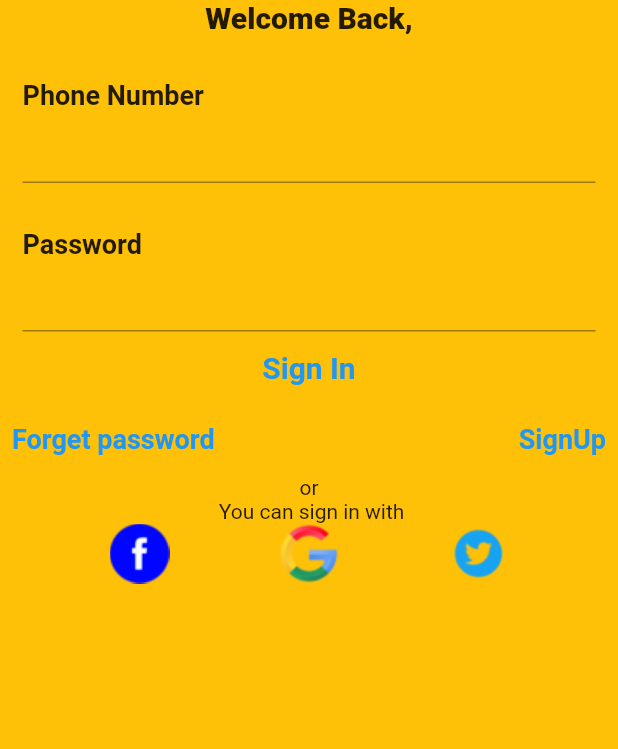
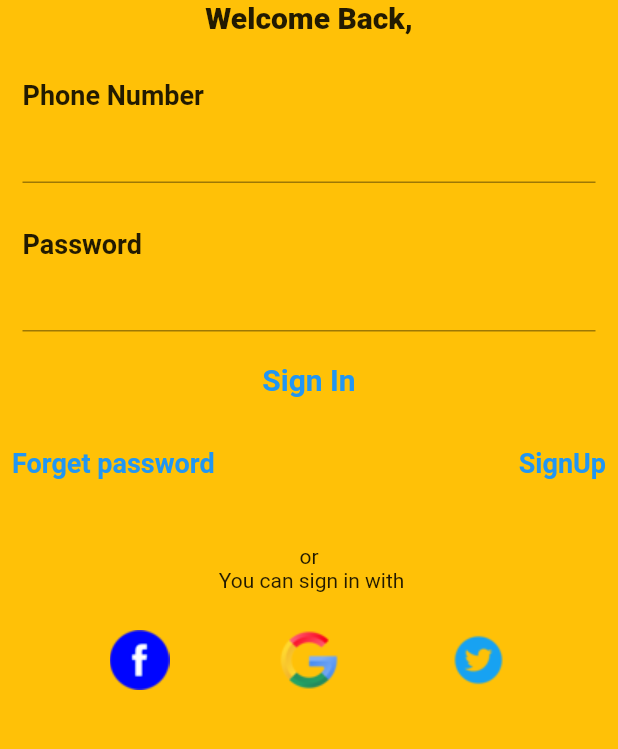
Before and after one commit to ayanfesolution/login_and_signin_ui, a Flutter app: the screen it shows after launch, on a phone screen of 412 x 824 dp, the part 412-1161 px from its top. Run offline on Flutter 3.47's test engine with Material 2 defaults, Android fonts, the phone set to English and light mode, and no system bars.

Commit message:
setting up the padding of the rows

```diff
--- a/lib/login_screen.dart
+++ b/lib/login_screen.dart
@@ -24,7 +24,7 @@ class _LoginScreenState extends State<LoginScreen> {
               flex: 2,
               child: Padding(
                 padding: EdgeInsets.only(top: 10),
-              child: const Image(image: AssetImage('assets/mtnlogo.png')),
+                child: Image(image: AssetImage('assets/mtnlogo.png')),
               ),
             ),
             Expanded(
@@ -35,7 +35,7 @@ class _LoginScreenState extends State<LoginScreen> {
                   children: [
                     const Center(
                       child: Text('Welcome Back,',
-                      style: const TextStyle(
+                        style: TextStyle(
                           fontWeight: FontWeight.w800,
                           fontSize: 20,
                         ),
@@ -56,7 +56,7 @@ class _LoginScreenState extends State<LoginScreen> {
                     ),
                     const Padding(
                       padding: EdgeInsets.only(top: 30, left: 15),
-                    child: const Text('Password',
+                      child: Text('Password',
                         style: TextStyle(
                             fontSize: 18,
                             fontStyle: FontStyle.normal,
@@ -65,15 +65,18 @@ class _LoginScreenState extends State<LoginScreen> {
                     ),
                     const Padding(
                       padding: EdgeInsets.only(left: 15, right: 15),
-                    child: const TextField(),
+                      child: TextField(),
                     ),
                     Center(
+                      child: Padding(
+                        padding: const EdgeInsets.all(8.0),
                         child: TextButton(onPressed: (){}, child: const Text('Sign In',
                           style: TextStyle(
                             fontSize: 20,
                             fontWeight: FontWeight.w600,
                           ),
                         )
+                        ),
                       ),
                     ),
                     Row(
@@ -96,16 +99,19 @@ class _LoginScreenState extends State<LoginScreen> {
                         ),
                       ],
                     ),
-                  const Center(
+                    const Padding(
+                      padding: EdgeInsets.only(top: 30, bottom: 25),
+                      child: Center(
                         child: Text('or \n You can sign in with',
                           textAlign: TextAlign.center,
                         ),
                       ),
+                    ),
                     Row(
                       children: [
-                      const Image(image: const AssetImage('assets/facebookicon.png')),
-                      const Image(image: const AssetImage('assets/googleicon.png')),
-                      const Image(image: const AssetImage('assets/twittericon.png')),
+                        const Image(image: AssetImage('assets/facebookicon.png')),
+                        const Image(image: AssetImage('assets/googleicon.png')),
+                        const Image(image: AssetImage('assets/twittericon.png')),
                       ],
                       mainAxisAlignment: MainAxisAlignment.spaceEvenly,
                       crossAxisAlignment: CrossAxisAlignment.center,
```
Lines whose indentation alone changed are shown as unchanged.
